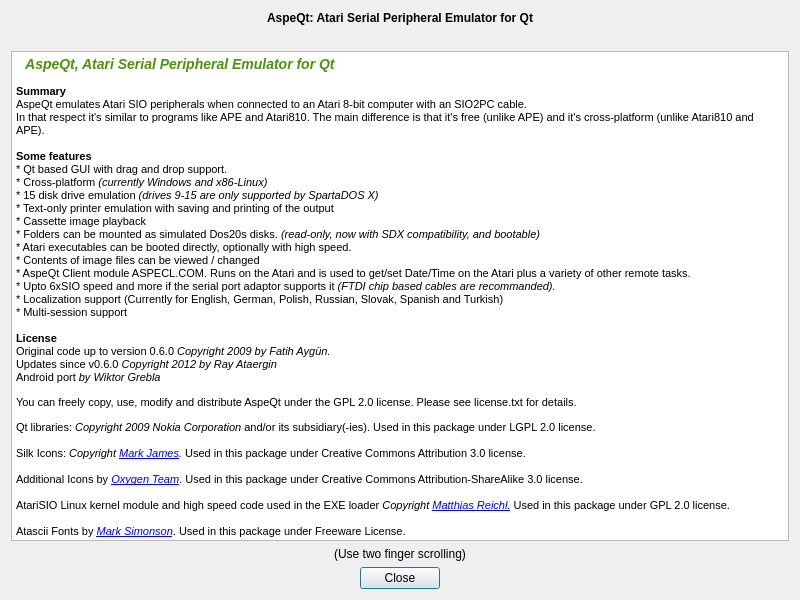
This is aboutdialog.ui in greblus/aspeqt as Qt 5 draws it before an edit. The edited form follows.
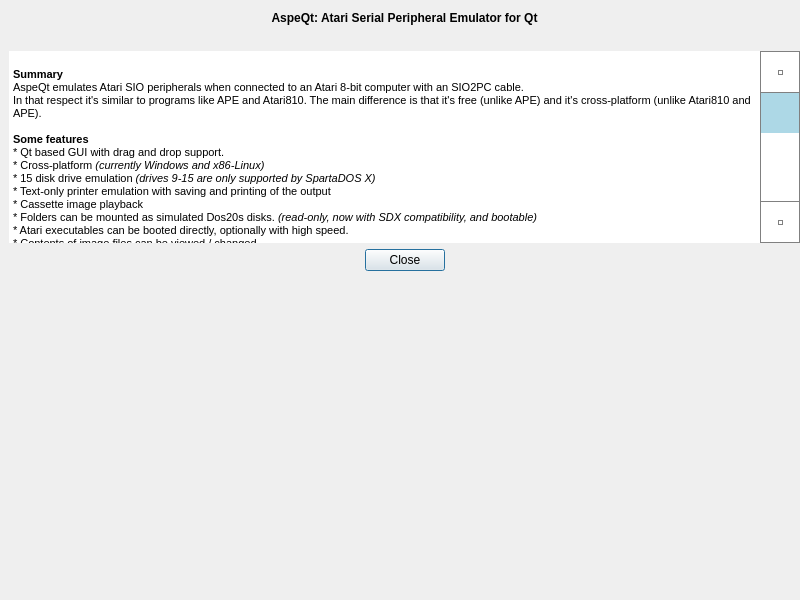
This is the edited form. Icons and pictures are not drawn.

Commit message: Layout changes in: AboutDialog, LogDisplayDialog, OptionsDialog.

Diff of the .ui file:
```diff
--- a/aboutdialog.ui
+++ b/aboutdialog.ui
@@ -11,7 +11,7 @@
    </rect>
   </property>
   <property name="sizePolicy">
-   <sizepolicy hsizetype="Maximum" vsizetype="Maximum">
+   <sizepolicy hsizetype="Expanding" vsizetype="Expanding">
     <horstretch>0</horstretch>
     <verstretch>0</verstretch>
    </sizepolicy>
@@ -23,6 +23,12 @@
    <locale language="English" country="UnitedStates"/>
   </property>
   <layout class="QGridLayout" name="gridLayout">
+   <property name="leftMargin">
+    <number>9</number>
+   </property>
+   <property name="rightMargin">
+    <number>0</number>
+   </property>
    <item row="0" column="0">
     <widget class="QLabel" name="aspeqtLabel">
      <property name="font">
@@ -42,7 +48,7 @@
      </property>
     </widget>
    </item>
-   <item row="7" column="0">
+   <item row="5" column="0">
     <widget class="QDialogButtonBox" name="buttonBox">
      <property name="locale">
       <locale language="English" country="UnitedStates"/>
@@ -58,10 +64,98 @@
      </property>
     </widget>
    </item>
+   <item row="1" column="0">
+    <widget class="QLabel" name="versionLabel">
+     <property name="sizePolicy">
+      <sizepolicy hsizetype="Expanding" vsizetype="Maximum">
+       <horstretch>0</horstretch>
+       <verstretch>0</verstretch>
+      </sizepolicy>
+     </property>
+     <property name="maximumSize">
+      <size>
+       <width>16777215</width>
+       <height>20</height>
+      </size>
+     </property>
+     <property name="font">
+      <font>
+       <weight>75</weight>
+       <bold>true</bold>
+      </font>
+     </property>
+     <property name="text">
+      <string/>
+     </property>
+     <property name="alignment">
+      <set>Qt::AlignCenter</set>
+     </property>
+    </widget>
+   </item>
+   <item row="6" column="0">
+    <spacer name="verticalSpacer">
+     <property name="orientation">
+      <enum>Qt::Vertical</enum>
+     </property>
+     <property name="sizeHint" stdset="0">
+      <size>
+       <width>20</width>
+       <height>40</height>
+      </size>
+     </property>
+    </spacer>
+   </item>
    <item row="2" column="0">
     <widget class="QTextBrowser" name="textBrowser">
+     <property name="sizePolicy">
+      <sizepolicy hsizetype="Expanding" vsizetype="Minimum">
+       <horstretch>0</horstretch>
+       <verstretch>0</verstretch>
+      </sizepolicy>
+     </property>
+     <property name="styleSheet">
+      <string notr="true">QScrollBar:vertical {
+     border: 1px solid grey;
+     background: white;
+     width: 40px;
+     margin: 41px 0 41px 0;
+ }
+ QScrollBar::handle:vertical {
+     background: lightblue;
+     min-height: 40px;
+     max-height: 100px;
+ }
+ QScrollBar::add-line:vertical {
+     border: 1px solid grey;
+     background: white;
+     height: 40px;
+     subcontrol-position: bottom;
+     subcontrol-origin: margin;
+ }
+
+ QScrollBar::sub-line:vertical {
+     border: 1px solid grey;
+     background: white;
+     height: 40px;
+     subcontrol-position: top;
+     subcontrol-origin: margin;
+ }
+ QScrollBar::up-arrow:vertical, QScrollBar::down-arrow:vertical {
+     border: 1px solid grey;
+     width: 3px;
+     height: 3px;
+     background: white;
+ }
+
+ QScrollBar::add-page:vertical, QScrollBar::sub-page:vertical {
+      background: none;
+}</string>
+     </property>
+     <property name="frameShape">
+      <enum>QFrame::NoFrame</enum>
+     </property>
      <property name="verticalScrollBarPolicy">
-      <enum>Qt::ScrollBarAlwaysOff</enum>
+      <enum>Qt::ScrollBarAlwaysOn</enum>
      </property>
      <property name="horizontalScrollBarPolicy">
       <enum>Qt::ScrollBarAlwaysOff</enum>
@@ -71,7 +165,7 @@
 &lt;html&gt;&lt;head&gt;&lt;meta name=&quot;qrichtext&quot; content=&quot;1&quot; /&gt;&lt;title&gt;AspeQt&lt;/title&gt;&lt;style type=&quot;text/css&quot;&gt;
 p, li { white-space: pre-wrap; }
 &lt;/style&gt;&lt;/head&gt;&lt;body style=&quot; font-family:'MS Shell Dlg 2'; font-size:8.25pt; font-weight:400; font-style:normal;&quot;&gt;
-&lt;p style=&quot; margin-top:12px; margin-bottom:12px; margin-left:0px; margin-right:0px; -qt-block-indent:0; text-indent:0px;&quot;&gt; &lt;img src=&quot;main-icon/AspeQt.png&quot; width=&quot;66&quot; height=&quot;72&quot; /&gt;&lt;span style=&quot; font-weight:600; color:#4c920e;&quot;&gt;  &lt;/span&gt;&lt;span style=&quot; font-family:'Arial,Helvetica,sans-serif'; font-size:large; font-weight:600; font-style:italic; color:#4c920e;&quot;&gt;AspeQt, Atari Serial Peripheral Emulator for Qt&lt;/span&gt;&lt;span style=&quot; font-weight:600; font-style:italic; color:#4c920e;&quot;&gt;&lt;br /&gt;&lt;/span&gt;&lt;br /&gt;&lt;span style=&quot; font-family:'Arial,Helvetica,sans-serif'; font-weight:600;&quot;&gt;Summary&lt;/span&gt;&lt;span style=&quot; font-family:'Arial,Helvetica,sans-serif';&quot;&gt;&lt;br /&gt;AspeQt emulates Atari SIO peripherals when connected to an Atari 8-bit computer with an SIO2PC cable.&lt;br /&gt;In that respect it's similar to programs like APE and Atari810. The main difference is that it's free (unlike APE) and it's cross-platform (unlike Atari810 and APE).&lt;br /&gt;&lt;br /&gt;&lt;/span&gt;&lt;span style=&quot; font-family:'Arial,Helvetica,sans-serif'; font-weight:600;&quot;&gt;Some features&lt;/span&gt;&lt;span style=&quot; font-family:'Arial,Helvetica,sans-serif';&quot;&gt;&lt;br /&gt;* Qt based GUI with drag and drop support.&lt;br /&gt;* Cross-platform&lt;/span&gt;&lt;span style=&quot; font-family:'Arial,Helvetica,sans-serif'; font-style:italic;&quot;&gt; (currently Windows and x86-Linux)&lt;/span&gt;&lt;span style=&quot; font-family:'Arial,Helvetica,sans-serif';&quot;&gt;&lt;br /&gt;* 15 disk drive emulation &lt;/span&gt;&lt;span style=&quot; font-family:'Arial,Helvetica,sans-serif'; font-style:italic;&quot;&gt;(drives 9-15 are only supported by SpartaDOS X)&lt;/span&gt;&lt;span style=&quot; font-family:'Arial,Helvetica,sans-serif';&quot;&gt;&lt;br /&gt;* Text-only printer emulation with saving and printing of the output&lt;br /&gt;* Cassette image playback&lt;br /&gt;* Folders can be mounted as simulated Dos20s disks. &lt;/span&gt;&lt;span style=&quot; font-family:'Arial,Helvetica,sans-serif'; font-style:italic;&quot;&gt;(read-only, now with SDX compatibility, and bootable)&lt;/span&gt;&lt;span style=&quot; font-family:'Arial,Helvetica,sans-serif';&quot;&gt;&lt;br /&gt;* Atari executables can be booted directly, optionally with high speed.&lt;br /&gt;* Contents of image files can be viewed / changed&lt;br /&gt;* AspeQt Client module ASPECL.COM. Runs on the Atari and is used to get/set Date/Time on the Atari plus a variety of other remote tasks.&lt;br /&gt;* Upto 6xSIO speed and more if the serial port adaptor supports it &lt;/span&gt;&lt;span style=&quot; font-family:'Arial,Helvetica,sans-serif'; font-style:italic;&quot;&gt;(FTDI chip based cables are recommanded).&lt;/span&gt;&lt;span style=&quot; font-family:'Arial,Helvetica,sans-serif';&quot;&gt;&lt;br /&gt;* Localization support (Currently for English, German, Polish, Russian, Slovak, Spanish and Turkish)&lt;br /&gt;* Multi-session support&lt;br /&gt;&lt;br /&gt;&lt;/span&gt;&lt;span style=&quot; font-family:'Arial,Helvetica,sans-serif'; font-weight:600;&quot;&gt;License&lt;/span&gt;&lt;span style=&quot; font-family:'Arial,Helvetica,sans-serif';&quot;&gt;&lt;br /&gt;Original code up to version 0.6.0 &lt;/span&gt;&lt;span style=&quot; font-family:'Arial,Helvetica,sans-serif'; font-style:italic;&quot;&gt;Copyright 2009 by Fatih Aygün. &lt;/span&gt;&lt;span style=&quot; font-family:'Arial,Helvetica,sans-serif';&quot;&gt;&lt;br /&gt;Updates since v0.6.0 &lt;/span&gt;&lt;span style=&quot; font-family:'Arial,Helvetica,sans-serif'; font-style:italic;&quot;&gt;Copyright 2012 by Ray Ataergin&lt;/span&gt;&lt;span style=&quot; font-family:'Arial,Helvetica,sans-serif';&quot;&gt; &lt;br /&gt;Android port&lt;/span&gt;&lt;span style=&quot; font-family:'Arial,Helvetica,sans-serif'; font-style:italic;&quot;&gt; by Wiktor Grebla&lt;/span&gt; &lt;/p&gt;
+&lt;p style=&quot; margin-top:12px; margin-bottom:12px; margin-left:0px; margin-right:0px; -qt-block-indent:0; text-indent:0px;&quot;&gt;&lt;br /&gt;&lt;span style=&quot; font-family:'Arial,Helvetica,sans-serif'; font-weight:600;&quot;&gt;Summary&lt;/span&gt;&lt;span style=&quot; font-family:'Arial,Helvetica,sans-serif';&quot;&gt;&lt;br /&gt;AspeQt emulates Atari SIO peripherals when connected to an Atari 8-bit computer with an SIO2PC cable.&lt;br /&gt;In that respect it's similar to programs like APE and Atari810. The main difference is that it's free (unlike APE) and it's cross-platform (unlike Atari810 and APE).&lt;br /&gt;&lt;br /&gt;&lt;/span&gt;&lt;span style=&quot; font-family:'Arial,Helvetica,sans-serif'; font-weight:600;&quot;&gt;Some features&lt;/span&gt;&lt;span style=&quot; font-family:'Arial,Helvetica,sans-serif';&quot;&gt;&lt;br /&gt;* Qt based GUI with drag and drop support.&lt;br /&gt;* Cross-platform&lt;/span&gt;&lt;span style=&quot; font-family:'Arial,Helvetica,sans-serif'; font-style:italic;&quot;&gt; (currently Windows and x86-Linux)&lt;/span&gt;&lt;span style=&quot; font-family:'Arial,Helvetica,sans-serif';&quot;&gt;&lt;br /&gt;* 15 disk drive emulation &lt;/span&gt;&lt;span style=&quot; font-family:'Arial,Helvetica,sans-serif'; font-style:italic;&quot;&gt;(drives 9-15 are only supported by SpartaDOS X)&lt;/span&gt;&lt;span style=&quot; font-family:'Arial,Helvetica,sans-serif';&quot;&gt;&lt;br /&gt;* Text-only printer emulation with saving and printing of the output&lt;br /&gt;* Cassette image playback&lt;br /&gt;* Folders can be mounted as simulated Dos20s disks. &lt;/span&gt;&lt;span style=&quot; font-family:'Arial,Helvetica,sans-serif'; font-style:italic;&quot;&gt;(read-only, now with SDX compatibility, and bootable)&lt;/span&gt;&lt;span style=&quot; font-family:'Arial,Helvetica,sans-serif';&quot;&gt;&lt;br /&gt;* Atari executables can be booted directly, optionally with high speed.&lt;br /&gt;* Contents of image files can be viewed / changed&lt;br /&gt;* AspeQt Client module ASPECL.COM. Runs on the Atari and is used to get/set Date/Time on the Atari plus a variety of other remote tasks.&lt;br /&gt;* Upto 6xSIO speed and more if the serial port adaptor supports it &lt;/span&gt;&lt;span style=&quot; font-family:'Arial,Helvetica,sans-serif'; font-style:italic;&quot;&gt;(FTDI chip based cables are recommanded).&lt;/span&gt;&lt;span style=&quot; font-family:'Arial,Helvetica,sans-serif';&quot;&gt;&lt;br /&gt;* Localization support (Currently for English, German, Polish, Russian, Slovak, Spanish and Turkish)&lt;br /&gt;* Multi-session support&lt;br /&gt;&lt;br /&gt;&lt;/span&gt;&lt;span style=&quot; font-family:'Arial,Helvetica,sans-serif'; font-weight:600;&quot;&gt;License&lt;/span&gt;&lt;span style=&quot; font-family:'Arial,Helvetica,sans-serif';&quot;&gt;&lt;br /&gt;Original code up to version 0.6.0 &lt;/span&gt;&lt;span style=&quot; font-family:'Arial,Helvetica,sans-serif'; font-style:italic;&quot;&gt;Copyright 2009 by Fatih Aygün. &lt;/span&gt;&lt;span style=&quot; font-family:'Arial,Helvetica,sans-serif';&quot;&gt;&lt;br /&gt;Updates since v0.6.0 &lt;/span&gt;&lt;span style=&quot; font-family:'Arial,Helvetica,sans-serif'; font-style:italic;&quot;&gt;Copyright 2012 by Ray Ataergin&lt;/span&gt;&lt;span style=&quot; font-family:'Arial,Helvetica,sans-serif';&quot;&gt; &lt;br /&gt;Android port&lt;/span&gt;&lt;span style=&quot; font-family:'Arial,Helvetica,sans-serif'; font-style:italic;&quot;&gt; by Wiktor Grebla&lt;/span&gt; &lt;/p&gt;
 &lt;p style=&quot; margin-top:12px; margin-bottom:12px; margin-left:0px; margin-right:0px; -qt-block-indent:0; text-indent:0px;&quot;&gt;&lt;span style=&quot; font-family:'Arial,Helvetica,sans-serif';&quot;&gt;You can freely copy, use, modify and distribute AspeQt under the GPL 2.0 license. Please see license.txt for details.&lt;/span&gt; &lt;/p&gt;
 &lt;p style=&quot; margin-top:12px; margin-bottom:12px; margin-left:0px; margin-right:0px; -qt-block-indent:0; text-indent:0px;&quot;&gt;&lt;span style=&quot; font-family:'Arial,Helvetica,sans-serif';&quot;&gt;Qt libraries: &lt;/span&gt;&lt;span style=&quot; font-family:'Arial,Helvetica,sans-serif'; font-style:italic;&quot;&gt;Copyright 2009 Nokia Corporation&lt;/span&gt;&lt;span style=&quot; font-family:'Arial,Helvetica,sans-serif';&quot;&gt; and/or its subsidiary(-ies). Used in this package under LGPL 2.0 license.&lt;br /&gt;&lt;br /&gt;Silk Icons: &lt;/span&gt;&lt;span style=&quot; font-family:'Arial,Helvetica,sans-serif'; font-style:italic;&quot;&gt;Copyright &lt;/span&gt;&lt;a href=&quot;www.famfamfam.com&quot;&gt;&lt;span style=&quot; font-family:'Arial,Helvetica,sans-serif'; font-style:italic; text-decoration: underline; color:#0000ff;&quot;&gt;Mark James&lt;/span&gt;&lt;/a&gt;&lt;span style=&quot; font-family:'Arial,Helvetica,sans-serif'; font-style:italic;&quot;&gt;.&lt;/span&gt;&lt;span style=&quot; font-family:'Arial,Helvetica,sans-serif';&quot;&gt; Used in this package under Creative Commons Attribution 3.0 license.&lt;br /&gt;&lt;br /&gt;Additional Icons by &lt;/span&gt;&lt;a href=&quot;http://www.oxygen-icons.org/&quot;&gt;&lt;span style=&quot; font-family:'Arial,Helvetica,sans-serif'; font-style:italic; text-decoration: underline; color:#0000ff;&quot;&gt;Oxygen Team&lt;/span&gt;&lt;/a&gt;&lt;span style=&quot; font-family:'Arial,Helvetica,sans-serif';&quot;&gt;. Used in this package under Creative Commons Attribution-ShareAlike 3.0 license.&lt;br /&gt;&lt;br /&gt;AtariSIO Linux kernel module and high speed code used in the EXE loader &lt;/span&gt;&lt;span style=&quot; font-family:'Arial,Helvetica,sans-serif'; font-style:italic;&quot;&gt;Copyright &lt;/span&gt;&lt;a href=&quot;http://www.horus.com/~hias/atari/&quot;&gt;&lt;span style=&quot; font-family:'Arial,Helvetica,sans-serif'; font-style:italic; text-decoration: underline; color:#0000ff;&quot;&gt;Matthias Reichl.&lt;/span&gt;&lt;/a&gt;&lt;span style=&quot; font-family:'Arial,Helvetica,sans-serif';&quot;&gt; Used in this package under GPL 2.0 license.&lt;br /&gt;&lt;br /&gt;Atascii Fonts by &lt;/span&gt;&lt;a href=&quot;http://members.bitstream.net/~marksim/atarimac&quot;&gt;&lt;span style=&quot; font-family:'Arial,Helvetica,sans-serif'; font-style:italic; text-decoration: underline; color:#0000ff;&quot;&gt;Mark Simonson&lt;/span&gt;&lt;/a&gt;&lt;span style=&quot; font-family:'Arial,Helvetica,sans-serif';&quot;&gt;. Used in this package under Freeware License.&lt;/span&gt;&lt;br /&gt;&lt;br /&gt;&lt;span style=&quot; font-family:'Arial,Helvetica,sans-serif'; font-weight:600; font-style:italic;&quot;&gt;DOS files distributed with AspeQt&lt;/span&gt;&lt;span style=&quot; font-family:'Arial,Helvetica,sans-serif'; font-style:italic;&quot;&gt; are copyright of their respective owners, Atari8Warez and AspeQt distributes those files with the understanding that they are either abandonware or public domain, and are widely available for download through the internet. If you are the copyright holder of one or more of these files, and believe that distribution of these files constitutes a breach of your rights please contact &lt;/span&gt;&lt;a href=&quot;mailto:ray@atari8warez.com&quot;&gt;&lt;span style=&quot; font-family:'Arial,Helvetica,sans-serif'; font-style:italic; text-decoration: underline; color:#0000ff;&quot;&gt;Atari8Warez&lt;/span&gt;&lt;/a&gt;&lt;span style=&quot; font-family:'Arial,Helvetica,sans-serif'; font-style:italic;&quot;&gt;. We respect the rights of copyright holders and won't distribute copyrighted work without the rights holder's consent. &lt;/span&gt;&lt;/p&gt;
 &lt;p style=&quot; margin-top:12px; margin-bottom:12px; margin-left:0px; margin-right:0px; -qt-block-indent:0; text-indent:0px;&quot;&gt;&lt;span style=&quot; font-family:'Arial,Helvetica,sans-serif'; font-weight:600;&quot;&gt;Contact&lt;/span&gt;&lt;span style=&quot; font-family:'Arial,Helvetica,sans-serif';&quot;&gt;&lt;br /&gt;Ray Ataergin, &lt;/span&gt;&lt;a href=&quot;mailto:ray@atari8warez.com&quot;&gt;&lt;span style=&quot; font-family:'Arial,Helvetica,sans-serif'; text-decoration: underline; color:#0000ff;&quot;&gt;email&lt;/span&gt;&lt;/a&gt;&lt;span style=&quot; font-family:'Arial,Helvetica,sans-serif';&quot;&gt;, &lt;br /&gt;Fatih Aygun, &lt;/span&gt;&lt;a href=&quot;mailto:cyco130@yahoo.com&quot;&gt;&lt;span style=&quot; font-family:'Arial,Helvetica,sans-serif'; text-decoration: underline; color:#0000ff;&quot;&gt;email&lt;/span&gt;&lt;/a&gt;&lt;span style=&quot; font-family:'Arial,Helvetica,sans-serif';&quot;&gt;, &lt;br /&gt;Wiktor Grebla, &lt;/span&gt;&lt;a href=&quot;mailto:greblus@gmail.com&quot;&gt;&lt;span style=&quot; font-family:'Arial,Helvetica,sans-serif'; text-decoration: underline; color:#0000ff;&quot;&gt;email&lt;/span&gt;&lt;/a&gt;&lt;span style=&quot; font-family:'Arial,Helvetica,sans-serif';&quot;&gt;, &lt;br /&gt;For SIO2PC-USB hardware purchase/support visit &lt;/span&gt;&lt;a href=&quot;http://www.lotharek.pl&quot;&gt;&lt;span style=&quot; font-family:'Arial,Helvetica,sans-serif'; text-decoration: underline; color:#0000ff;&quot;&gt;Lotharek's store&lt;/span&gt;&lt;/a&gt;&lt;span style=&quot; font-family:'Arial,Helvetica,sans-serif';&quot;&gt;&lt;br /&gt;&lt;/span&gt;&lt;/p&gt;&lt;/body&gt;&lt;/html&gt;</string>
@@ -86,35 +180,6 @@
      </property>
     </widget>
    </item>
-   <item row="1" column="0">
-    <widget class="QLabel" name="versionLabel">
-     <property name="font">
-      <font>
-       <weight>75</weight>
-       <bold>true</bold>
-      </font>
-     </property>
-     <property name="text">
-      <string/>
-     </property>
-     <property name="alignment">
-      <set>Qt::AlignCenter</set>
-     </property>
-    </widget>
-   </item>
-   <item row="5" column="0">
-    <widget class="QLabel" name="label">
-     <property name="midLineWidth">
-      <number>0</number>
-     </property>
-     <property name="text">
-      <string>(Use two finger scrolling)</string>
-     </property>
-     <property name="alignment">
-      <set>Qt::AlignCenter</set>
-     </property>
-    </widget>
-   </item>
   </layout>
  </widget>
  <resources/>
```
Left out of the diff: 2 changed lines with no effect on the pictures. The commit also changes 5 other files.
